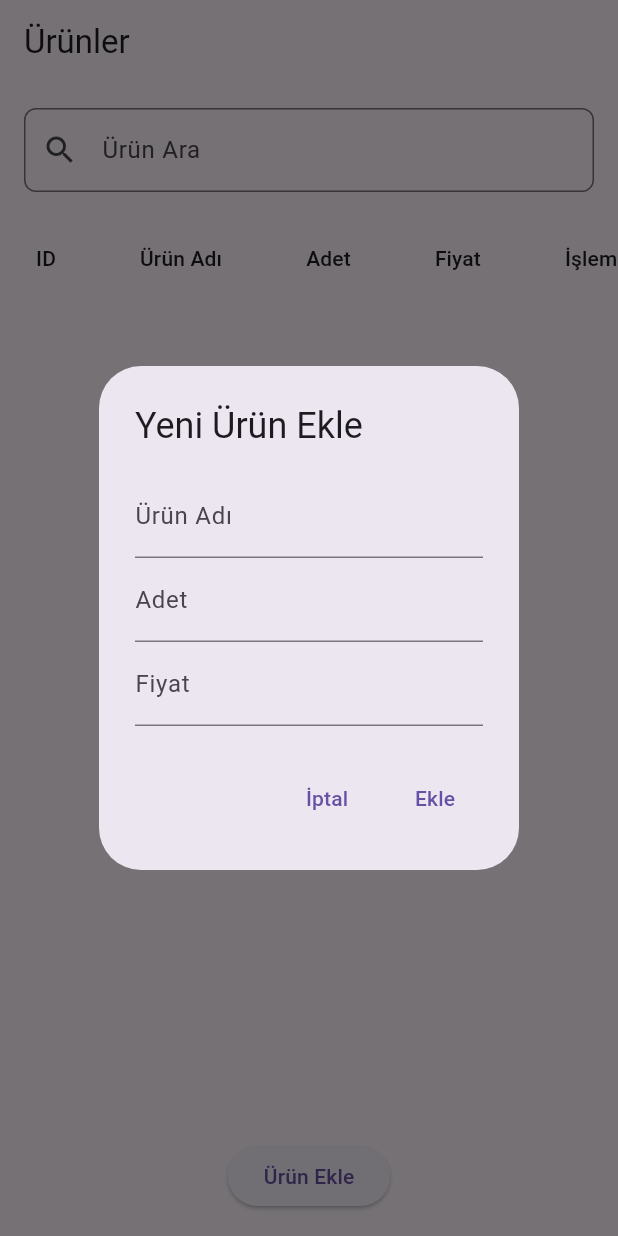
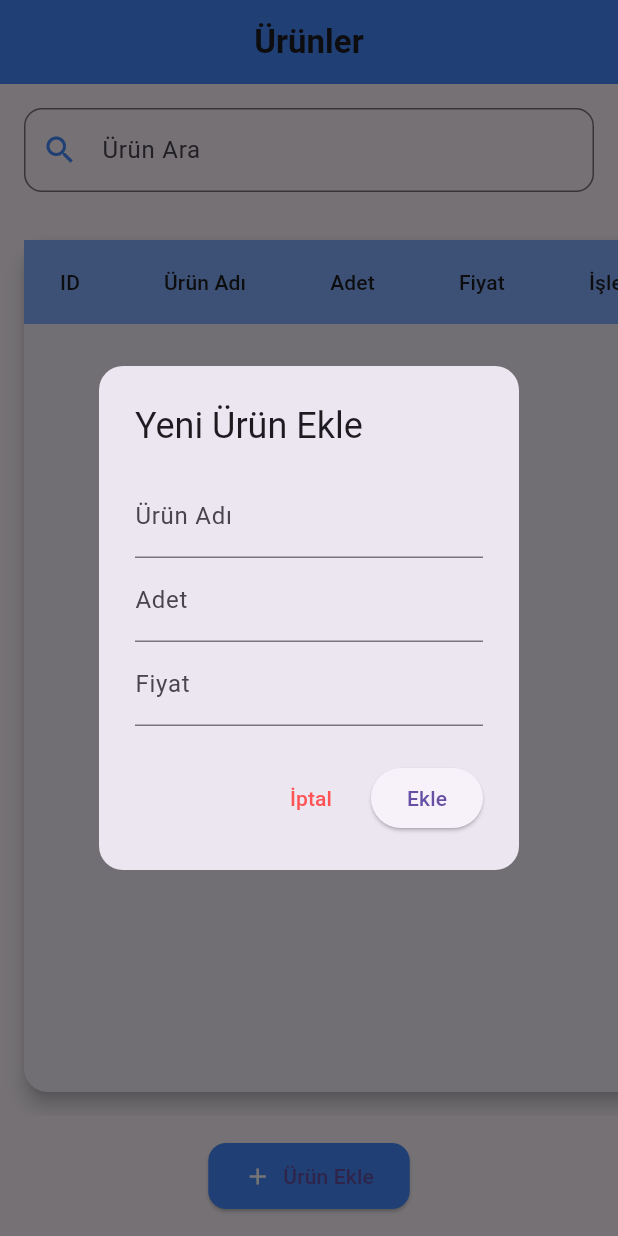
Before and after one commit to EmreMert2000/ProductListAPP, a Flutter app: the screen it shows after launch, after a tap on "Ürün Ekle", on a phone screen of 412 x 824 dp. Run offline on Flutter 3.47's test engine with Material 3 defaults, Android fonts, the phone set to English and light mode, and no system bars; our stand-ins replace sqflite; accounts and stored records are empty.

Commit message:
Update ProductScreen.dart

```diff
--- a/productlist/lib/View/ProductScreen.dart
+++ b/productlist/lib/View/ProductScreen.dart
@@ -10,7 +10,12 @@ class ProductScreen extends StatelessWidget {
       create: (_) => ProductViewModel()..fetchProducts(),
       child: Scaffold(
         appBar: AppBar(
-          title: Text('Ürünler'),
+          title: Text(
+            'Ürünler',
+            style: TextStyle(fontWeight: FontWeight.bold),
+          ),
+          centerTitle: true,
+          backgroundColor: Colors.blueAccent,
         ),
         body: Consumer<ProductViewModel>(
           builder: (context, viewModel, _) {
@@ -22,9 +27,14 @@ class ProductScreen extends StatelessWidget {
                     onChanged: viewModel.filterProducts,
                     decoration: InputDecoration(
                       labelText: 'Ürün Ara',
-                      prefixIcon: Icon(Icons.search),
+                      prefixIcon: Icon(Icons.search, color: Colors.blueAccent),
                       border: OutlineInputBorder(
-                        borderRadius: BorderRadius.circular(8.0),
+                        borderRadius: BorderRadius.circular(12.0),
+                        borderSide: BorderSide(color: Colors.blueAccent),
+                      ),
+                      focusedBorder: OutlineInputBorder(
+                        borderRadius: BorderRadius.circular(12.0),
+                        borderSide: BorderSide(color: Colors.blueAccent),
                       ),
                     ),
                   ),
@@ -32,7 +42,15 @@ class ProductScreen extends StatelessWidget {
                 Expanded(
                   child: SingleChildScrollView(
                     scrollDirection: Axis.horizontal,
+                    child: Card(
+                      margin: EdgeInsets.all(16.0),
+                      elevation: 5,
+                      shape: RoundedRectangleBorder(
+                        borderRadius: BorderRadius.circular(16.0),
+                      ),
                       child: DataTable(
+                        headingRowColor:
+                            MaterialStateProperty.all(Colors.blueAccent[100]),
                         columns: const [
                           DataColumn(label: Text('ID')),
                           DataColumn(label: Text('Ürün Adı')),
@@ -51,14 +69,16 @@ class ProductScreen extends StatelessWidget {
                               Row(
                                 children: [
                                   IconButton(
-                                  icon: Icon(Icons.edit, color: Colors.red),
+                                    icon: Icon(Icons.edit,
+                                        color: Colors.blueAccent),
                                     onPressed: () {
-                                    _showEditProductDialog(
+                                      viewmodel._showEditProductDialog(
                                           context, product, viewModel);
                                     },
                                   ),
                                   IconButton(
-                                  icon: Icon(Icons.delete, color: Colors.red),
+                                    icon: Icon(Icons.delete,
+                                        color: Colors.redAccent),
                                     onPressed: () =>
                                         viewModel.deleteProduct(product.id!),
                                   ),
@@ -70,11 +90,21 @@ class ProductScreen extends StatelessWidget {
                       ),
                     ),
                   ),
+                ),
                 Padding(
                   padding: const EdgeInsets.all(16.0),
-                  child: ElevatedButton(
+                  child: ElevatedButton.icon(
                     onPressed: () => _showAddProductDialog(context),
-                    child: Text('Ürün Ekle'),
+                    icon: Icon(Icons.add, color: Colors.white),
+                    label: Text('Ürün Ekle'),
+                    style: ElevatedButton.styleFrom(
+                      padding:
+                          EdgeInsets.symmetric(vertical: 12, horizontal: 24),
+                      shape: RoundedRectangleBorder(
+                        borderRadius: BorderRadius.circular(12.0),
+                      ),
+                      backgroundColor: Colors.blueAccent,
+                    ),
                   ),
                 ),
               ],
@@ -98,6 +128,9 @@ void _showAddProductDialog(BuildContext context) {
 
       return AlertDialog(
         title: Text('Yeni Ürün Ekle'),
+        shape: RoundedRectangleBorder(
+          borderRadius: BorderRadius.circular(16.0),
+        ),
         content: Column(
           mainAxisSize: MainAxisSize.min,
           children: [
@@ -120,9 +153,12 @@ void _showAddProductDialog(BuildContext context) {
         actions: [
           TextButton(
             onPressed: () => Navigator.pop(dialogContext),
-            child: Text('İptal'),
+            child: Text(
+              'İptal',
+              style: TextStyle(color: Colors.redAccent),
             ),
-          TextButton(
+          ),
+          ElevatedButton(
             onPressed: () {
               final name = _nameController.text.trim();
               final quantity =
@@ -148,71 +184,3 @@ void _showAddProductDialog(BuildContext context) {
     },
   );
 }
-
-void _showEditProductDialog(
-    BuildContext context, Product product, ProductViewModel viewModel) {
-  final _nameController = TextEditingController(text: product.name);
-  final _quantityController =
-      TextEditingController(text: product.quantity.toString());
-  final _priceController =
-      TextEditingController(text: product.price.toString());
-
-  showDialog(
-    context: context,
-    builder: (dialogContext) {
-      return AlertDialog(
-        title: Text('Ürünü Düzenle'),
-        content: Column(
-          mainAxisSize: MainAxisSize.min,
-          children: [
-            TextField(
-              controller: _nameController,
-              decoration: InputDecoration(labelText: 'Ürün Adı'),
-            ),
-            TextField(
-              controller: _quantityController,
-              decoration: InputDecoration(labelText: 'Adet'),
-              keyboardType: TextInputType.number,
-            ),
-            TextField(
-              controller: _priceController,
-              decoration: InputDecoration(labelText: 'Fiyat'),
-              keyboardType: TextInputType.number,
-            ),
-          ],
-        ),
-        actions: [
-          TextButton(
-            onPressed: () => Navigator.pop(dialogContext),
-            child: Text('İptal'),
-          ),
-          TextButton(
-            onPressed: () {
-              final name = _nameController.text.trim();
-              final quantity =
-                  int.tryParse(_quantityController.text.trim()) ?? 0;
-              final price =
-                  double.tryParse(_priceController.text.trim()) ?? 0.0;
-
-              if (name.isNotEmpty && quantity > 0 && price > 0) {
-                final updatedProduct = Product(
-                  id: product.id,
-                  name: name,
-                  quantity: quantity,
-                  price: price,
-                );
-                viewModel.editProduct(updatedProduct);
-                Navigator.pop(dialogContext);
-              } else {
-                ScaffoldMessenger.of(dialogContext).showSnackBar(
-                  SnackBar(content: Text('Lütfen geçerli değerler girin')),
-                );
-              }
-            },
-            child: Text('Güncelle'),
-          ),
-        ],
-      );
-    },
-  );
-}
```
Lines whose indentation alone changed are shown as unchanged.
